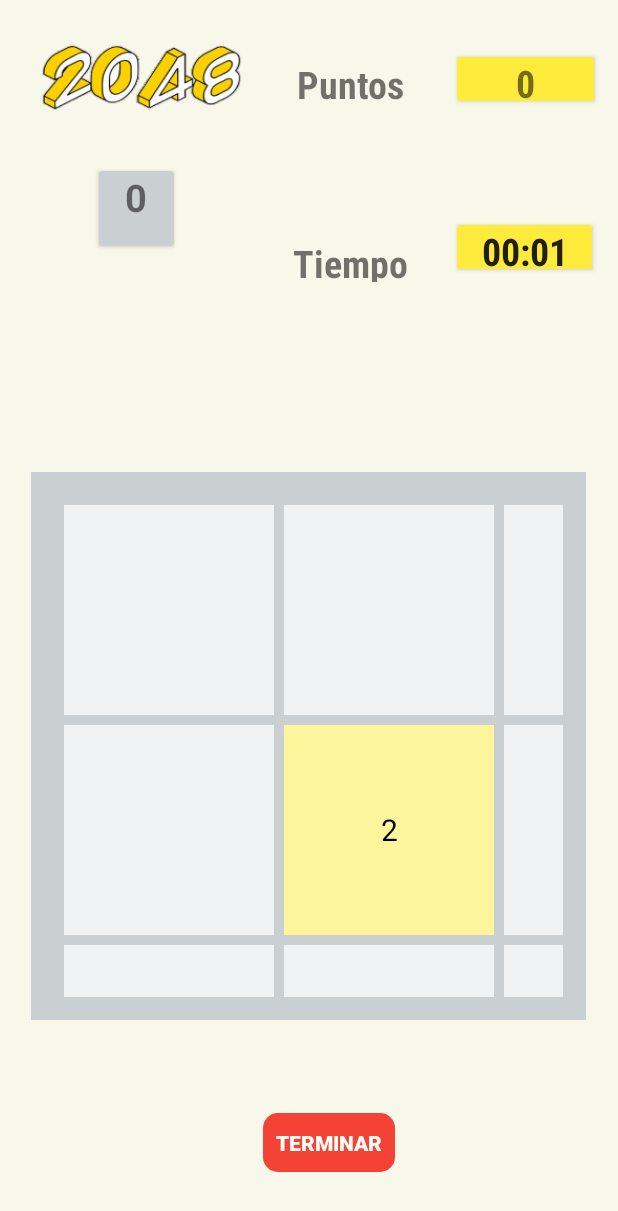
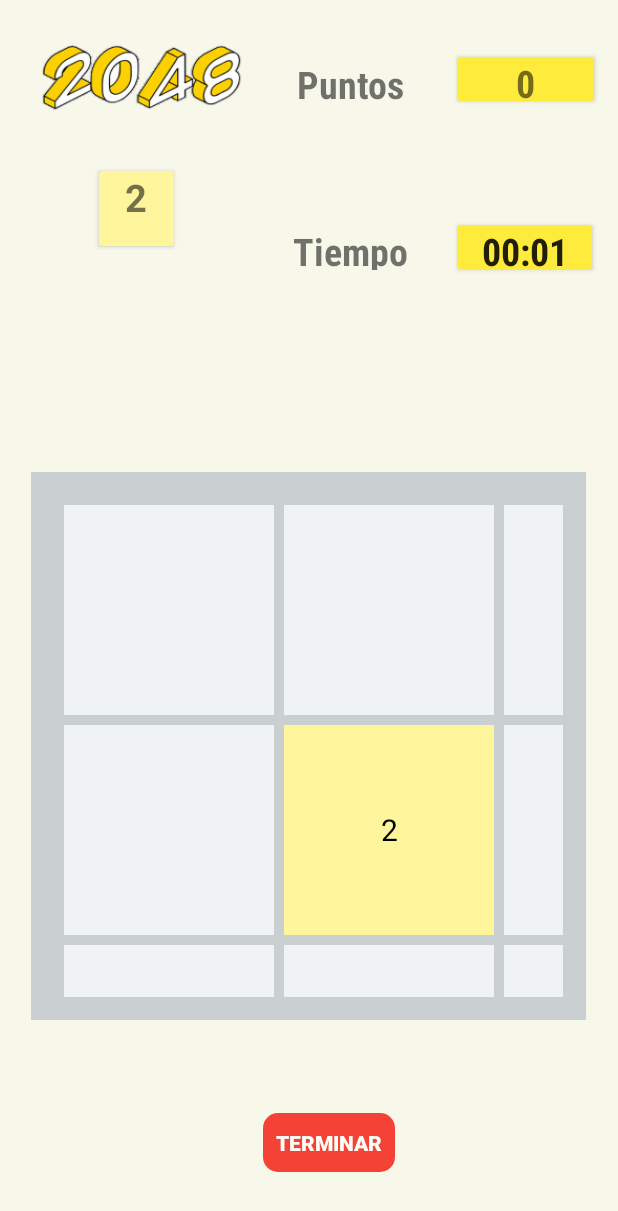
Before and after one commit to silviabolanosp/2048Game, an Android app: the GameActivity screen opened directly, with no data from a screen before it, on a phone screen of 412 x 824 dp. Shown: the top 1211 px of the screen. Run offline under Robolectric (Android 15) with nearby library versions, the phone set to English and light mode, and no system bars; our stand-ins replace Firebase (no records; nobody signed in at launch, a user with empty details on screens opened directly); 1 statement that could not run was skipped.

Commit message:
cambia logica y bloque mas alto alcanzado

```diff
--- a/app/src/main/java/com/example/a2048game/GameView.java
+++ b/app/src/main/java/com/example/a2048game/GameView.java
@@ -157,7 +157,7 @@ public class GameView extends GridLayout {
         Point p =emptyPoints.remove((int)(Math.random()*emptyPoints.size()));
         cardsMap[p.x][p.y].setNum(Math.random()>0.1?2:4);
 
-        //checkHighestBlock();
+        checkHighestBlock();
         drawGrid();
 
     }
@@ -348,25 +348,25 @@ public class GameView extends GridLayout {
 
     }
 
-//    public void checkHighestBlock(){
-//        int possibleHighestBlock = 0;
-//
-//        for(int x =0; x<4;x++){
-//            for(int y =0; y<4;y++){
-//                if (cardsMap[x][y].getNum() > possibleHighestBlock){
-//                    possibleHighestBlock = cardsMap[x][y].getNum();
-//                }
-//            }
-//        }
-//
-//        if(possibleHighestBlock > currentBestBlock){
-//            currentBestBlock = possibleHighestBlock;
-//
-//        }
-//
-//        GameActivity.getGameActivity().showHighestBlock(possibleHighestBlock, getColorForBlock(possibleHighestBlock));
-//
-//    }
+    public void checkHighestBlock(){
+        int possibleHighestBlock = 0;
+
+        for(int x =0; x<4;x++){
+            for(int y =0; y<4;y++){
+                if (cardsMap[x][y].getNum() > possibleHighestBlock){
+                    possibleHighestBlock = cardsMap[x][y].getNum();
+                }
+            }
+        }
+
+        if(possibleHighestBlock > currentBestBlock){
+            currentBestBlock = possibleHighestBlock;
+
+        }
+
+        GameActivity.getGameActivity().showHighestBlock(possibleHighestBlock, getColorForBlock(possibleHighestBlock));
+
+    }
 
     private int getColorForBlock(int score){
         int colorInt = 0;
--- a/app/src/main/res/layout/activity_game.xml
+++ b/app/src/main/res/layout/activity_game.xml
@@ -10,6 +10,7 @@
 
 
     <androidx.cardview.widget.CardView
+        android:id="@+id/cardView2"
         android:layout_width="90dp"
         android:layout_height="29dp"
         app:cardBackgroundColor="@color/score"
@@ -77,7 +78,7 @@
         app:layout_constraintHorizontal_bias="0.588"
         app:layout_constraintStart_toStartOf="parent"
         app:layout_constraintTop_toTopOf="parent"
-        app:layout_constraintVertical_bias="0.199"
+        app:layout_constraintVertical_bias="0.189"
         tools:layout_conversion_absoluteHeight="0dp"
         tools:layout_conversion_absoluteWidth="0dp" />
 
```
Also changed, not shown: app/src/main/java/com/example/a2048game/GameActivity.java (+42 -26 lines), app/src/main/java/com/example/a2048game/MainActivity.java (+7 -7 lines).
